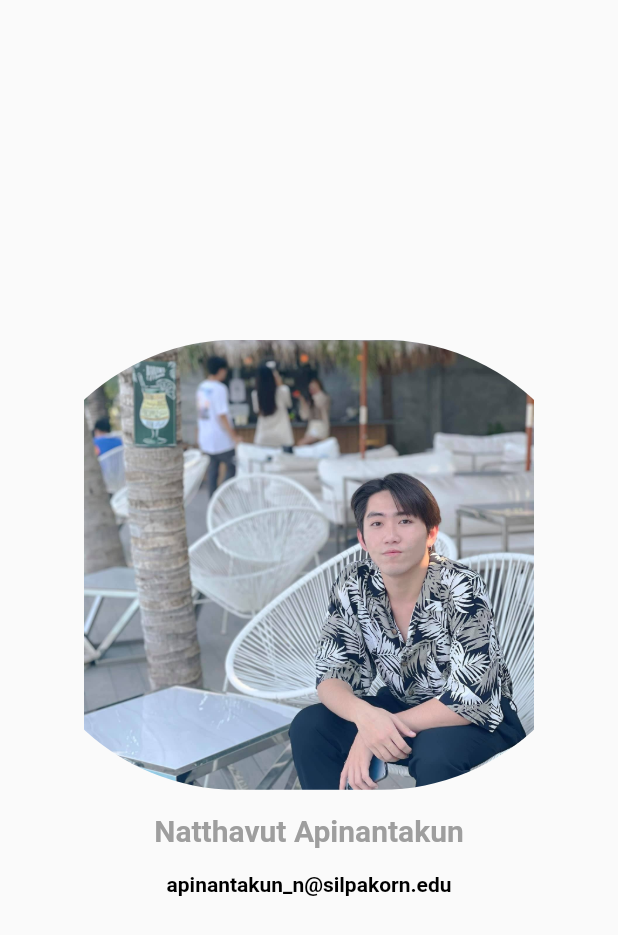
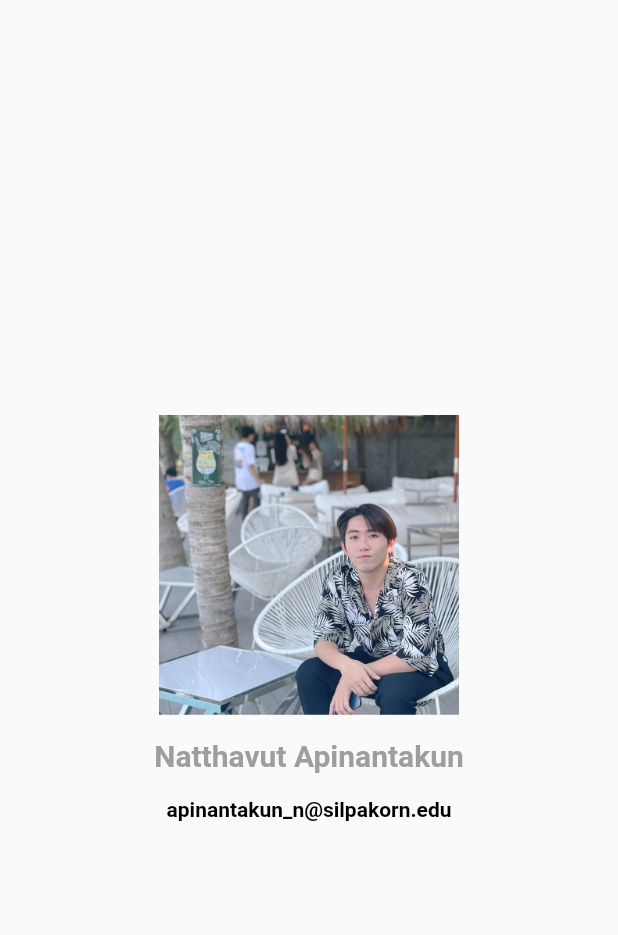
Before and after one commit to Apinanz/flutter_food, a Flutter app: the ProfilePage screen opened directly, on a phone screen of 412 x 824 dp. Shown: the top 935 px of the screen. Run offline on Flutter 3.47's test engine with Material 2 defaults, Android fonts, the phone set to English and light mode, and no system bars.

Commit message:
initial commit

```diff
--- a/lib/pages/profile/profile_page.dart
+++ b/lib/pages/profile/profile_page.dart
@@ -19,10 +19,10 @@ class _ProfilePageState extends State<ProfilePage> {
             Padding(
               padding: const EdgeInsets.all(8.0),
               child: ClipRRect(
-                  borderRadius: BorderRadius.circular(200.0),
+                  borderRadius: BorderRadius.circular(20.0),
                   child: Container(
-                    width: 300.0,
-                    height: 300.0,
+                    width: 200.0,
+                    height: 200.0,
                     child: Image.asset('assets/images/profile.jpg'),
                   )),
             ),
```
